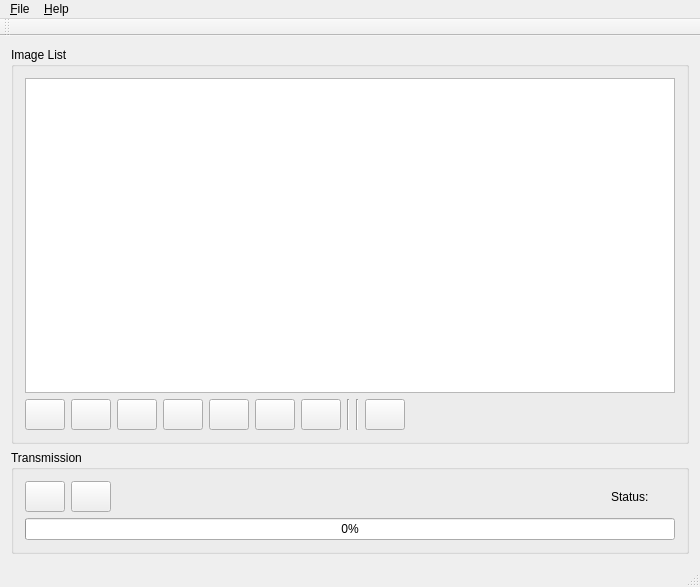
First picture: the form in MTMS_Client/clientmainwindow.ui, repository zhming0/Modernization-Traffic-Monitoring-System, before the edit.
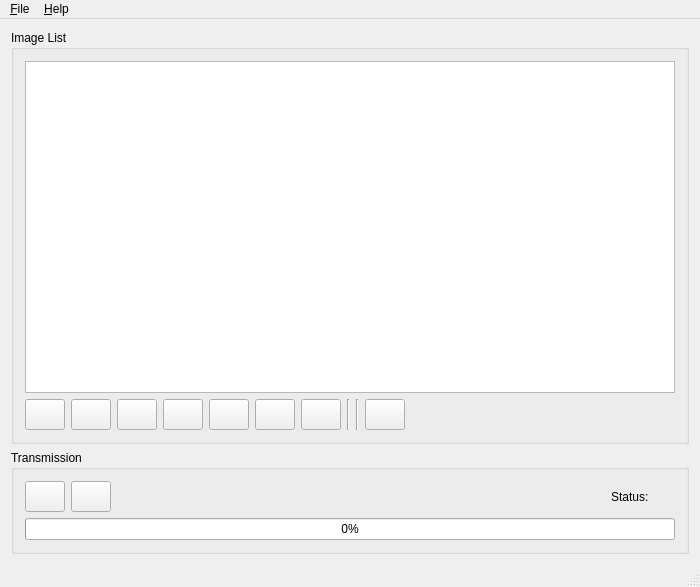
Second picture: the form after the edit. Icons and pictures are not drawn.

```diff
--- a/MTMS_Client/clientmainwindow.ui
+++ b/MTMS_Client/clientmainwindow.ui
@@ -392,14 +392,6 @@
    <addaction name="menu_File"/>
    <addaction name="menu_Help"/>
   </widget>
-  <widget class="QToolBar" name="mainToolBar">
-   <attribute name="toolBarArea">
-    <enum>TopToolBarArea</enum>
-   </attribute>
-   <attribute name="toolBarBreak">
-    <bool>false</bool>
-   </attribute>
-  </widget>
   <widget class="QStatusBar" name="statusBar"/>
   <action name="action_Open">
    <property name="text">
```
Left out of the diff: 39 changed lines with no effect on the pictures.
